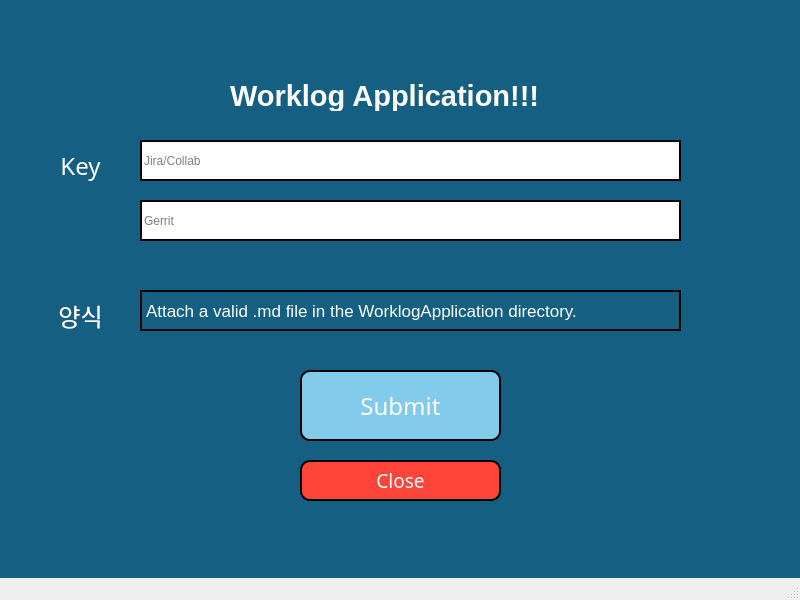
Old version of the form worklog.ui in the repository nakkasoft/das-worklog.
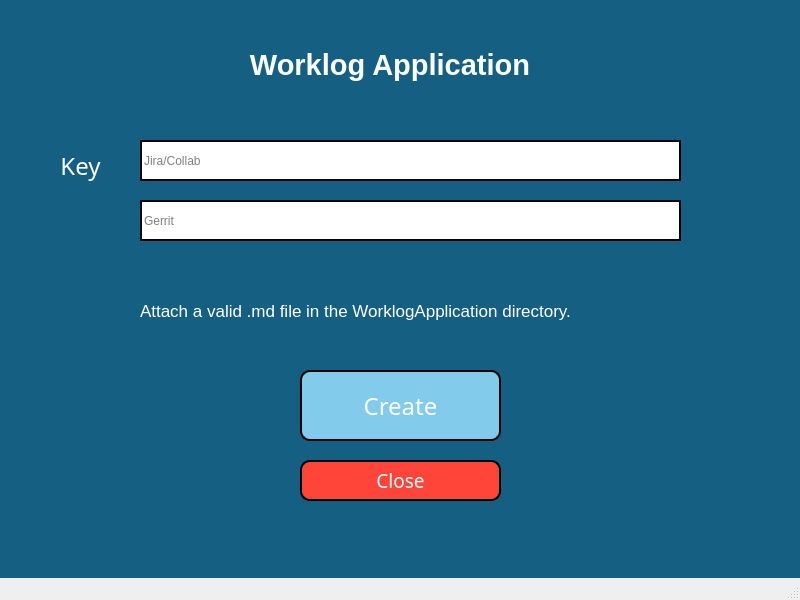
New version of the form. Icons and pictures are not drawn.

Patch:
```diff
--- a/worklog.ui
+++ b/worklog.ui
@@ -30,6 +30,48 @@
      <string/>
     </property>
    </widget>
+   <widget class="QLabel" name="logo">
+    <property name="geometry">
+     <rect>
+      <x>20</x>
+      <y>20</y>
+      <width>100</width>
+      <height>100</height>
+     </rect>
+    </property>
+    <property name="pixmap">
+     <pixmap>logo.png</pixmap>
+    </property>
+    <property name="scaledContents">
+     <bool>true</bool>
+    </property>
+   </widget>
+   <widget class="QLabel" name="label">
+    <property name="geometry">
+     <rect>
+      <x>140</x>
+      <y>40</y>
+      <width>500</width>
+      <height>50</height>
+     </rect>
+    </property>
+    <property name="font">
+     <font>
+      <pointsize>22</pointsize>
+      <weight>75</weight>
+      <bold>true</bold>
+     </font>
+    </property>
+    <property name="alignment">
+     <set>Qt::AlignCenter</set>
+    </property>
+    <property name="styleSheet">
+     <string notr="true">color: white;</string>
+    </property>
+    <property name="text">
+     <string>Worklog Application</string>
+    </property>
+   </widget>
    <widget class="QLabel" name="label_2">
     <property name="geometry">
      <rect>
@@ -90,7 +132,7 @@
      <string notr="true">border: 2px solid black; background-color: rgb(131, 203, 235); border-radius: 10px; color: white;</string>
     </property>
     <property name="text">
-     <string>Submit</string>
+     <string>Create</string>
     </property>
    </widget>
    <widget class="QPushButton" name="closeButton">
@@ -131,31 +173,6 @@
      <string>Gerrit</string>
     </property>
    </widget>
-   <widget class="QLabel" name="label_3">
-    <property name="geometry">
-     <rect>
-      <x>30</x>
-      <y>290</y>
-      <width>101</width>
-      <height>51</height>
-     </rect>
-    </property>
-    <property name="font">
-     <font>
-      <family>LG스마트체2.0 Regular</family>
-      <pointsize>18</pointsize>
-     </font>
-    </property>
-    <property name="styleSheet">
-     <string notr="true">color: white;</string>
-    </property>
-    <property name="text">
-     <string>양식</string>
-    </property>
-    <property name="alignment">
-     <set>Qt::AlignCenter</set>
-    </property>
-   </widget>
    <widget class="QLabel" name="instructionLabel">
     <property name="geometry">
      <rect>
@@ -172,41 +189,12 @@
      </font>
     </property>
     <property name="styleSheet">
-     <string notr="true">color: white; border: 2px solid black; background-color: rgb(21, 96, 130);</string>
-    </property>
-    <property name="frameShadow">
-     <enum>QFrame::Plain</enum>
-    </property>
-    <property name="lineWidth">
-     <number>0</number>
+     <string notr="true">color: white; background-color: rgb(21, 96, 130);</string>
     </property>
     <property name="text">
      <string>Attach a valid .md file in the WorklogApplication directory.</string>
     </property>
    </widget>
-   <widget class="QLabel" name="label">
-    <property name="geometry">
-     <rect>
-      <x>230</x>
-      <y>80</y>
-      <width>331</width>
-      <height>31</height>
-     </rect>
-    </property>
-    <property name="font">
-     <font>
-      <pointsize>22</pointsize>
-      <weight>75</weight>
-      <bold>true</bold>
-     </font>
-    </property>
-    <property name="styleSheet">
-     <string notr="true">color: white;</string>
-    </property>
-    <property name="text">
-     <string>Worklog Application!!!</string>
-    </property>
-   </widget>
   </widget>
   <widget class="QMenuBar" name="menubar">
    <property name="geometry">
```
Left out of the diff: 2 changed lines with no effect on the pictures.
